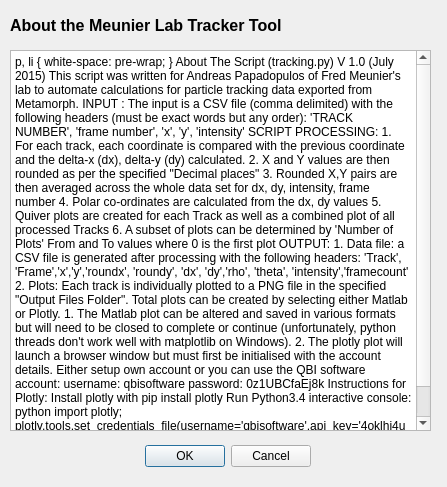
The window that tracker_help.ui (QBI-Microscopy/Tracking) describes before a commit, drawn with Qt 5.
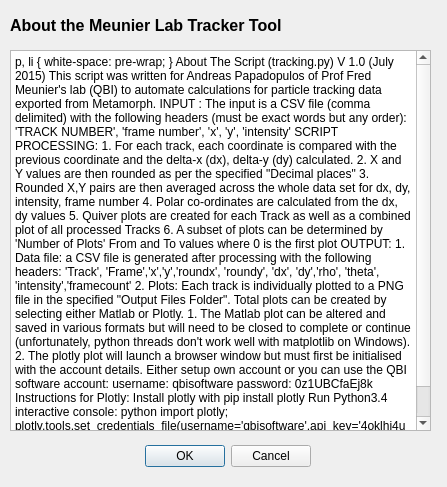
The same window after the commit.

Commit message: Minor mod in help text

Diff of the .ui file:
```diff
--- a/tracker_help.ui
+++ b/tracker_help.ui
@@ -60,7 +60,7 @@
 &lt;/style&gt;&lt;/head&gt;&lt;body style=&quot; font-family:'MS Shell Dlg 2'; font-size:7.8pt; font-weight:400; font-style:normal;&quot;&gt;
 &lt;p style=&quot; margin-top:0px; margin-bottom:0px; margin-left:0px; margin-right:0px; -qt-block-indent:0; text-indent:0px;&quot;&gt;&lt;span style=&quot; font-size:10pt;&quot;&gt;About The Script (tracking.py)&lt;/span&gt;&lt;/p&gt;
 &lt;p style=&quot; margin-top:0px; margin-bottom:0px; margin-left:0px; margin-right:0px; -qt-block-indent:0; text-indent:0px;&quot;&gt;&lt;span style=&quot; font-size:8pt;&quot;&gt;V 1.0 (July 2015)&lt;/span&gt;&lt;/p&gt;
-&lt;p style=&quot; margin-top:0px; margin-bottom:0px; margin-left:0px; margin-right:0px; -qt-block-indent:0; text-indent:0px;&quot;&gt;This script was written for Andreas Papadopulos of Fred Meunier's lab to automate calculations for particle tracking data exported from Metamorph.&lt;/p&gt;
+&lt;p style=&quot; margin-top:0px; margin-bottom:0px; margin-left:0px; margin-right:0px; -qt-block-indent:0; text-indent:0px;&quot;&gt;This script was written for Andreas Papadopulos of Prof Fred Meunier's lab (QBI) to automate calculations for particle tracking data exported from Metamorph.&lt;/p&gt;
 &lt;p style=&quot;-qt-paragraph-type:empty; margin-top:0px; margin-bottom:0px; margin-left:0px; margin-right:0px; -qt-block-indent:0; text-indent:0px;&quot;&gt;&lt;br /&gt;&lt;/p&gt;
 &lt;p style=&quot; margin-top:0px; margin-bottom:0px; margin-left:0px; margin-right:0px; -qt-block-indent:0; text-indent:0px;&quot;&gt;&lt;span style=&quot; font-weight:600;&quot;&gt;INPUT&lt;/span&gt;: The input is a CSV file (comma delimited) with the following headers (must be exact words but any order):&lt;/p&gt;
 &lt;p style=&quot; margin-top:0px; margin-bottom:0px; margin-left:0px; margin-right:0px; -qt-block-indent:0; text-indent:0px;&quot;&gt; 'TRACK NUMBER', 'frame number', 'x', 'y', 'intensity'&lt;/p&gt;
```
